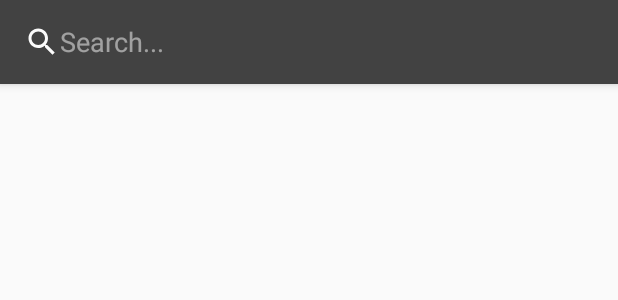
After one commit to annakentistou/MarvelHeroesApp, an Android app: the layout fragment_search.xml on its own in the app's theme, with its tools: preview values and no code run, on a phone screen of 412 x 824 dp. The commit adds this screen. Shown: the top 300 px of the screen. Run offline under Robolectric (Android 15) with nearby library versions, the phone set to English and light mode, and no system bars; network calls fail.

Commit message:
Set on items of Bottom Navigation view onClickListener and Create an Activity with search view toolbar

```diff
--- a/app/src/main/AndroidManifest.xml
+++ b/app/src/main/AndroidManifest.xml
@@ -30,6 +30,9 @@
         <activity
             android:name=".RegisterActivity"
             android:theme="@style/AppTheme.Login" />
+        <activity
+            android:name=".SearchActivity"
+            android:theme="@style/MainActivity.Theme" />
     </application>
 
 </manifest>
--- a/app/src/main/java/com/codehub/marvelheroesapp/Adapter.java
+++ b/app/src/main/java/com/codehub/marvelheroesapp/Adapter.java
@@ -19,7 +19,7 @@ import com.squareup.picasso.Picasso;
 import java.util.ArrayList;
 import java.util.List;
 
-public class Adapter extends RecyclerView.Adapter<Adapter.ViewHolder> {
+public class Adapter extends RecyclerView.Adapter<Adapter.ViewHolder> implements Filterable{
 
     private LayoutInflater inflater;
     private List<HeroesModel> heroes;
@@ -83,7 +83,7 @@ public class Adapter extends RecyclerView.Adapter<Adapter.ViewHolder> {
     }
 
     //29/5/2020 For Searching...
-   /*@Override
+   @Override
    public Filter getFilter() {
        return searchFilter;
    }
@@ -114,5 +114,5 @@ public class Adapter extends RecyclerView.Adapter<Adapter.ViewHolder> {
             heroes.addAll((List) results.values);
             notifyDataSetChanged();
        }
-   };*/
+   };
 }
--- a/app/src/main/java/com/codehub/marvelheroesapp/ComicsAdapter.java
+++ b/app/src/main/java/com/codehub/marvelheroesapp/ComicsAdapter.java
@@ -41,11 +41,12 @@ public class ComicsAdapter extends RecyclerView.Adapter<ComicsAdapter.ViewHolder
     @Override
     public void onBindViewHolder(@NonNull ViewHolder holder, int position) {
         final String title = comics.get(position).getTitle();
+        /*final String subTitle = items.get(position).getName();*/
         final String description = comics.get(position).getDescription();
         final String image = comics.get(position).getThumbnail().getPath() + ".jpg";
 
         holder.Name.setText(title);
-        /*holder.subtitle.setText(description);*/
+        /*holder.subtitle.setText(subTitle);*/
         Picasso.get().load(image).into(holder.image);
 
         //set onClickListener to item
@@ -61,11 +62,11 @@ public class ComicsAdapter extends RecyclerView.Adapter<ComicsAdapter.ViewHolder
             }
         });
     }
+
     @Override
     public int getItemCount() {
         return comics.size();
     }
-
 
     public class ViewHolder extends RecyclerView.ViewHolder {
         TextView Name, subtitle;
--- a/app/src/main/java/com/codehub/marvelheroesapp/ThirdFragment.java
+++ b/app/src/main/java/com/codehub/marvelheroesapp/Fragments/ThirdFragment.java
@@ -1,4 +1,4 @@
-package com.codehub.marvelheroesapp;
+package com.codehub.marvelheroesapp.Fragments;
 
 import android.os.Bundle;
 
@@ -7,6 +7,8 @@ import androidx.fragment.app.Fragment;
 import android.view.LayoutInflater;
 import android.view.View;
 import android.view.ViewGroup;
+
+import com.codehub.marvelheroesapp.R;
 
 
 /**
--- a/app/src/main/java/com/codehub/marvelheroesapp/TabsAdapter.java
+++ b/app/src/main/java/com/codehub/marvelheroesapp/TabsAdapter.java
@@ -4,6 +4,10 @@ import androidx.annotation.NonNull;
 import androidx.fragment.app.Fragment;
 import androidx.fragment.app.FragmentManager;
 import androidx.fragment.app.FragmentPagerAdapter;
+
+import com.codehub.marvelheroesapp.Fragments.FirstFragment;
+import com.codehub.marvelheroesapp.Fragments.SecondFragment;
+import com.codehub.marvelheroesapp.Fragments.ThirdFragment;
 
 public class TabsAdapter extends FragmentPagerAdapter {
     private int tabsNumber;
@@ -32,4 +36,5 @@ public class TabsAdapter extends FragmentPagerAdapter {
     public int getCount() {
         return tabsNumber;
     }
+
 }
--- a/app/src/main/java/com/codehub/marvelheroesapp/json/CreatorsModel.java
+++ b/app/src/main/java/com/codehub/marvelheroesapp/json/CreatorsModel.java
@@ -6,6 +6,10 @@ import java.util.List;
 
 public class CreatorsModel {
     private List<CreatorsNameModel> items;
+
+    public CreatorsModel(List<CreatorsNameModel> items) {
+        this.items = items;
+    }
 
     @Nullable
     public List<CreatorsNameModel> getItems() {
--- a/app/src/main/res/layout/activity_main.xml
+++ b/app/src/main/res/layout/activity_main.xml
@@ -21,4 +21,5 @@
         android:fitsSystemWindows="true"
         app:headerLayout="@layout/nav_header_side_menu"
         app:menu="@menu/activity_side_menu_drawer" />
+
 </androidx.drawerlayout.widget.DrawerLayout>
--- a/app/src/main/res/layout/fragment_first.xml
+++ b/app/src/main/res/layout/fragment_first.xml
@@ -4,7 +4,7 @@
     android:layout_width="match_parent"
     android:layout_height="match_parent"
     xmlns:app="http://schemas.android.com/apk/res-auto"
-    tools:context=".FirstFragment">
+    tools:context=".Fragments.FirstFragment">
 
     <!-- TODO: Update blank fragment layout -->
     <androidx.recyclerview.widget.RecyclerView
--- /dev/null
+++ b/app/src/main/res/layout/fragment_search.xml
@@ -0,0 +1,52 @@
+<?xml version="1.0" encoding="utf-8"?>
+<RelativeLayout xmlns:android="http://schemas.android.com/apk/res/android"
+    xmlns:app="http://schemas.android.com/apk/res-auto"
+    xmlns:tools="http://schemas.android.com/tools"
+    android:layout_width="match_parent"
+    android:layout_height="match_parent"
+    tools:context=".Fragments.SearchFragment">
+
+    <com.google.android.material.appbar.AppBarLayout
+        android:id="@+id/app_bar"
+        android:layout_width="match_parent"
+        android:layout_height="wrap_content"
+        android:background="@color/cardview_light_background"
+        app:popupTheme="@style/AppTheme.PopupOverlay">
+
+        <com.google.android.material.appbar.MaterialToolbar
+            android:id="@+id/topAppBar"
+            android:layout_width="match_parent"
+            android:layout_height="?attr/actionBarSize"
+            android:background="@color/gray_800"
+            android:theme="@style/ThemeOverlay.AppCompat.Dark"
+            app:title="@string/app_name">
+
+            <ImageView
+                android:layout_width="wrap_content"
+                android:layout_height="wrap_content"
+                android:src="@drawable/ic_search_black_24dp" />
+
+            <EditText
+                android:id="@id/search_bar"
+                android:layout_width="match_parent"
+                android:layout_height="wrap_content"
+                android:layout_marginStart="10dp"
+                android:background="@android:color/transparent"
+                android:hint="Search..."
+                />
+
+        </com.google.android.material.appbar.MaterialToolbar>
+    </com.google.android.material.appbar.AppBarLayout>
+
+    <androidx.recyclerview.widget.RecyclerView
+        android:id="@+id/recycler_view_for_all"
+        android:layout_width="match_parent"
+        android:layout_height="wrap_content"
+        android:layout_below="@+id/app_bar"
+        android:layout_marginLeft="@dimen/margins_in_listview"
+        android:layout_marginTop="@dimen/margins_in_listview"
+        android:layout_marginRight="@dimen/margins_in_listview"
+        android:orientation="vertical"
+        app:layoutManager="androidx.recyclerview.widget.LinearLayoutManager" />
+
+</RelativeLayout>
--- a/app/src/main/res/layout/fragment_second.xml
+++ b/app/src/main/res/layout/fragment_second.xml
@@ -4,7 +4,7 @@
     android:layout_width="match_parent"
     android:layout_height="match_parent"
     xmlns:app="http://schemas.android.com/apk/res-auto"
-    tools:context=".SecondFragment">
+    tools:context=".Fragments.SecondFragment">
 
     <!-- TODO: Update blank fragment layout -->
     <androidx.recyclerview.widget.RecyclerView
--- a/app/src/main/res/layout/fragment_third.xml
+++ b/app/src/main/res/layout/fragment_third.xml
@@ -4,7 +4,7 @@
     android:layout_width="match_parent"
     android:layout_height="match_parent"
     xmlns:app="http://schemas.android.com/apk/res-auto"
-    tools:context=".ThirdFragment">
+    tools:context=".Fragments.ThirdFragment">
 
     <!-- TODO: Update blank fragment layout -->
     <androidx.recyclerview.widget.RecyclerView
--- a/app/src/main/res/menu/top_app_bar.xml
+++ b/app/src/main/res/menu/top_app_bar.xml
@@ -6,7 +6,7 @@
         android:title="@string/Search"
         android:icon="@drawable/ic_search_black_24dp"
         android:contentDescription="@string/Search"
-        app:showAsAction="ifRoom|collapseActionView"
+        app:showAsAction="collapseActionView|ifRoom"
         app:actionViewClass="android.widget.SearchView"
 
         />
--- a/app/src/main/res/values/strings.xml
+++ b/app/src/main/res/values/strings.xml
@@ -26,8 +26,8 @@
     <string name="Series">Series</string>
     <string name="Hero_Name"> <u>Hero Name</u> </string>
 
-    <string name="open"/>
-    <string name="close"/>
+    <string name="open" />
+    <string name="close" />
 
     <!-- TODO: Remove or change this placeholder text -->
     <string name="hello_blank_fragment">Hello blank fragment</string>
```
Also changed, not shown: app/src/main/java/com/codehub/marvelheroesapp/Fragments/FirstFragment.java (renamed from app/src/main/java/com/codehub/marvelheroesapp/FirstFragment.java, +33 -1 lines), app/src/main/java/com/codehub/marvelheroesapp/Fragments/SearchFragment.java (added, +50 -0 lines), app/src/main/java/com/codehub/marvelheroesapp/Fragments/SecondFragment.java (renamed from app/src/main/java/com/codehub/marvelheroesapp/SecondFragment.java, +9 -2 lines), app/src/main/java/com/codehub/marvelheroesapp/MainActivity.java (+39 -12 lines), app/src/main/java/com/codehub/marvelheroesapp/SearchActivity.java (added, +15 -0 lines), app/src/main/res/layout/main_drawer_toolbar.xml (+15 -2 lines).
